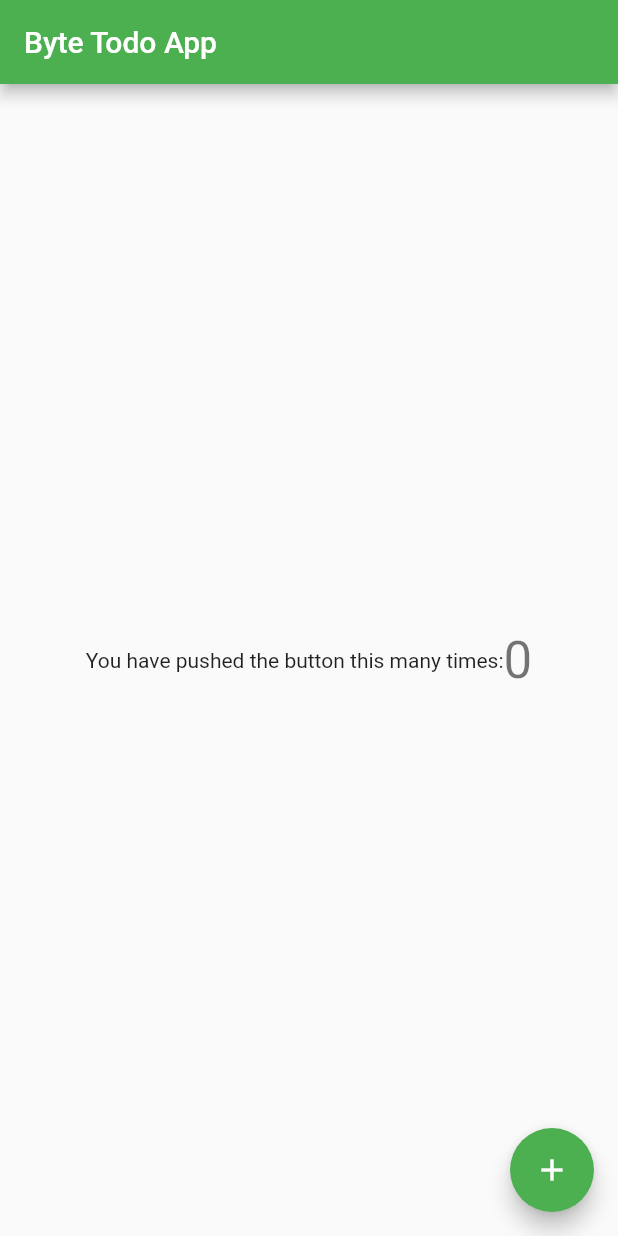
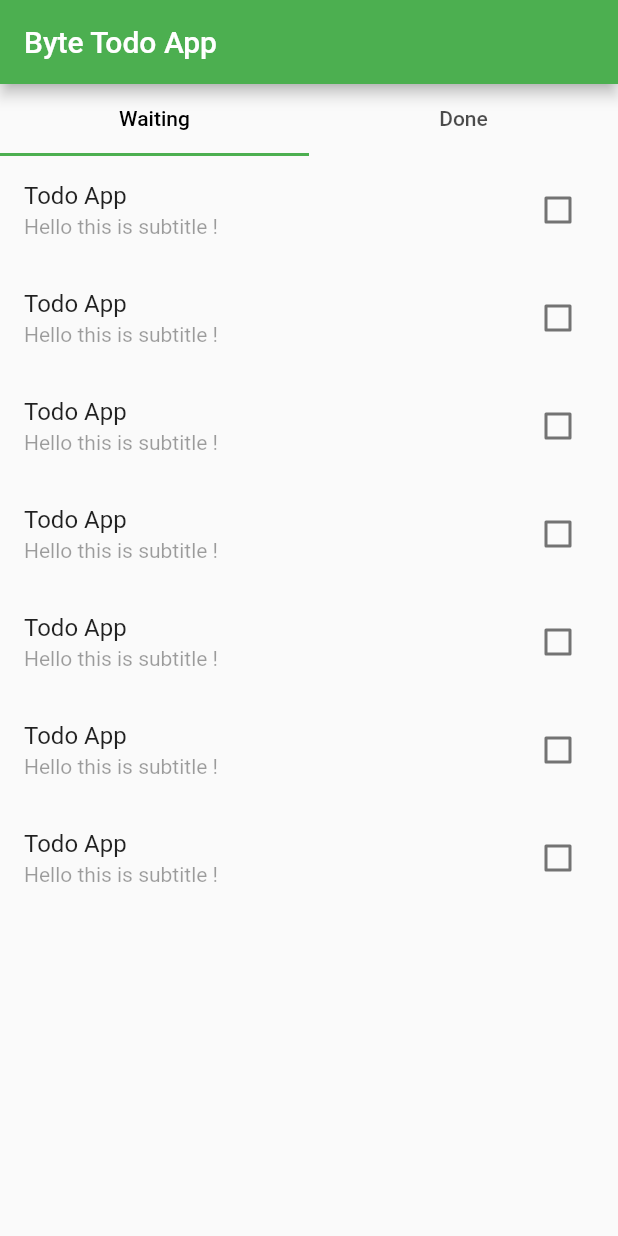
Before and after one commit to mohamed97alsaee/byte_todos, a Flutter app: the screen it shows after launch, on a phone screen of 412 x 824 dp. Run offline on Flutter 3.47's test engine with Material 2 defaults, Android fonts, the phone set to English and light mode, and no system bars.

Commit message:
19/6/2023

```diff
--- a/lib/screens/home_screen.dart
+++ b/lib/screens/home_screen.dart
@@ -26,23 +26,26 @@ class MyHomePage extends StatefulWidget {
 class _MyHomePageState extends State<MyHomePage> {
 
 
-  int _counter = 0;
+List tasks = [
+  {'title' : 'Todo App',
+   'subtitle': "Hello this is subtitle !",
+   'isDone' : false},
+  {'title' : 'Todo App', 'subtitle': "Hello this is subtitle !" ,'isDone' : false},
+  {'title' : 'Todo App', 'subtitle': "Hello this is subtitle !" ,'isDone' : false},
+  {'title' : 'Todo App', 'subtitle': "Hello this is subtitle !" ,'isDone' : false},
+  {'title' : 'Todo App', 'subtitle': "Hello this is subtitle !" ,'isDone' : false},
+  {'title' : 'Todo App', 'subtitle': "Hello this is subtitle !" ,'isDone' : false},
+  {'title' : 'Todo App', 'subtitle': "Hello this is subtitle !" ,'isDone' : false},
 
 
+];
 
-
-  void _incrementCounter() {
-    setState(() {
-              _counter++;
-
-    });
-
-        if (kDebugMode) {
-          print(_counter.toString());
-        }
-
+@override
+  void initState() {
+if (kDebugMode) {
+  print('HELLO FROM HOME INIT')   ;
+} super.initState();
   }
-
   @override
   Widget build(BuildContext context) {
 
@@ -51,28 +54,52 @@ class _MyHomePageState extends State<MyHomePage> {
 
         title: Text(widget.title),
       ),
-      body: Center(
+      body:
+  DefaultTabController(
+    length: 2,
+    child: Column(
+      children: [
+        const TabBar(
+        labelColor: Colors.black,
+        tabs:  [
+          Tab(
+            text: 'Waiting',
 
-        child: Row(
+          ),
+           Tab(
+            text: 'Done',
 
-          mainAxisAlignment: MainAxisAlignment.center,
-          children: [
-            const Text(
-              'You have pushed the button this many times:',
-            ),
-            Text(
-              '$_counter',
-              style: Theme.of(context).textTheme.headlineMedium,
-            ),
-          ],
+          ),
+        ]
+
+
         ),
-      ),
 
-      floatingActionButton: FloatingActionButton(
-        onPressed: _incrementCounter,
-        tooltip: 'Increment',
-        child: const Icon(Icons.add),
-      ),
+  Expanded(child: TabBarView(children:  [       ListView.builder(
+        itemCount:  tasks.length,
+        shrinkWrap: true,
+
+         itemBuilder: (context , index){
+        return ListTile(
+        title: Text(tasks[index]['title'] , ),
+        subtitle:  Text(tasks[index]['subtitle'] , style:  TextStyle( color: Colors.black38 , decoration: tasks[index]['isDone']  ? TextDecoration.lineThrough : TextDecoration.none ), ),
+        trailing: Checkbox(value: tasks[index]['isDone'] ,
+        onChanged: (value){
+   setState(() {
+        tasks[index]['isDone'] = !tasks[index]['isDone']  ;
+        });
+        }, ),);
+
+         },
+         ),
+     const Center(child: Text('DONE'),)] ))
+    ],
+
+
+    ),
+
+
+  )
     );
   }
 }
```
